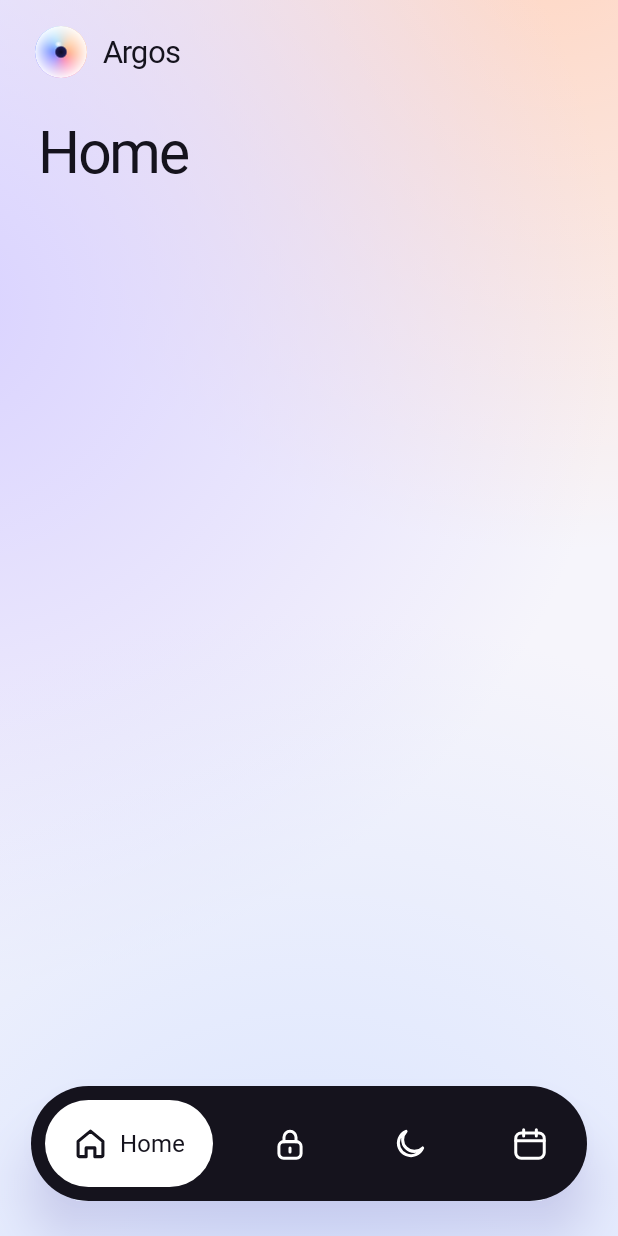
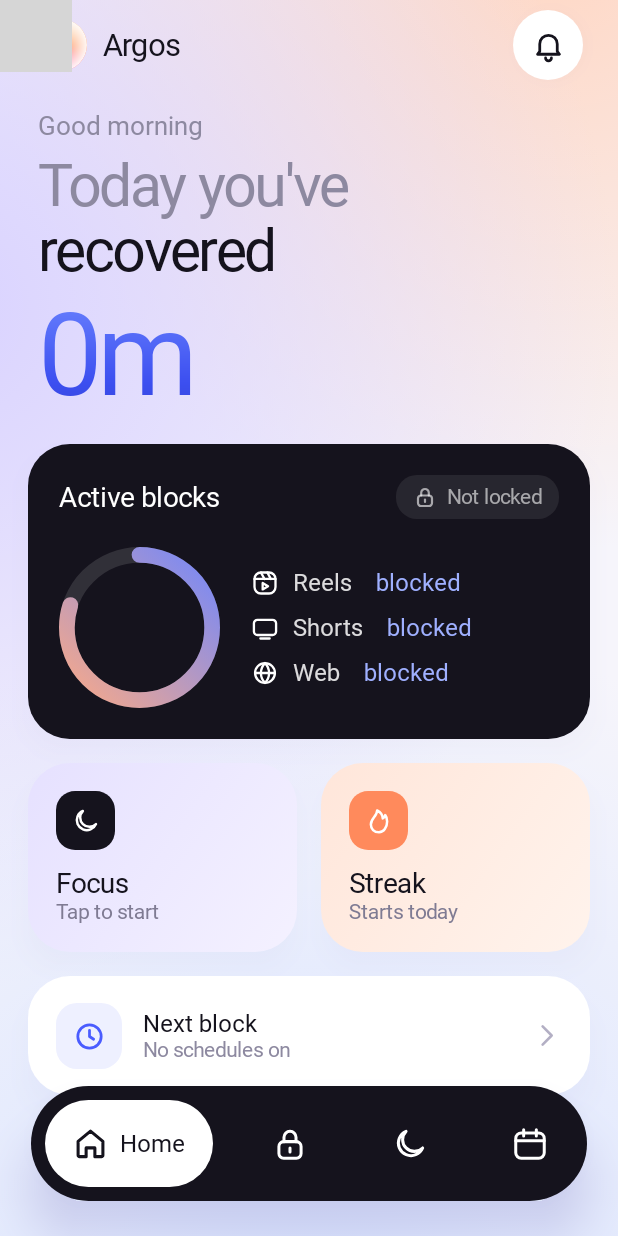
Before and after one commit to iago-df/argos, an Android app built with Jetpack Compose: the screen it shows after launch (MainActivity), on a phone screen of 412 x 824 dp. Run offline under Robolectric (Android 15) with nearby library versions, the phone set to English and light mode, and no system bars; Roboto replaces fonts that are not available here; 1 statement that could not run was skipped; grey boxes are pictures that could not be loaded.

Commit message:
home screen like the video

```diff
--- a/app/src/main/java/com/iagodf/argos/MainActivity.kt
+++ b/app/src/main/java/com/iagodf/argos/MainActivity.kt
@@ -1,16 +1,27 @@
 package com.iagodf.argos
 
+import android.app.Application
 import android.os.Bundle
 import androidx.activity.ComponentActivity
 import androidx.activity.SystemBarStyle
+import androidx.activity.compose.BackHandler
 import androidx.activity.compose.setContent
 import androidx.activity.enableEdgeToEdge
+import androidx.compose.animation.AnimatedContent
+import androidx.compose.animation.core.tween
+import androidx.compose.animation.fadeIn
+import androidx.compose.animation.fadeOut
+import androidx.compose.animation.togetherWith
 import androidx.compose.foundation.layout.Box
 import androidx.compose.foundation.layout.Column
+import androidx.compose.foundation.layout.Spacer
 import androidx.compose.foundation.layout.fillMaxSize
+import androidx.compose.foundation.layout.height
 import androidx.compose.foundation.layout.navigationBarsPadding
 import androidx.compose.foundation.layout.padding
 import androidx.compose.foundation.layout.statusBarsPadding
+import androidx.compose.foundation.rememberScrollState
+import androidx.compose.foundation.verticalScroll
 import androidx.compose.runtime.Composable
 import androidx.compose.runtime.CompositionLocalProvider
 import androidx.compose.runtime.getValue
@@ -23,15 +34,29 @@ import androidx.compose.ui.Modifier
 import androidx.compose.ui.graphics.toArgb
 import androidx.compose.ui.platform.LocalConfiguration
 import androidx.compose.ui.platform.LocalDensity
+import com.iagodf.argos.data.Lang
+import com.iagodf.argos.data.Store
+import com.iagodf.argos.data.tr
 import com.iagodf.argos.ui.AgBackground
 import com.iagodf.argos.ui.C
+import com.iagodf.argos.ui.CircleButton
 import com.iagodf.argos.ui.Header
+import com.iagodf.argos.ui.Ic
 import com.iagodf.argos.ui.LocalU
 import com.iagodf.argos.ui.NavBar
 import com.iagodf.argos.ui.Tab
-import com.iagodf.argos.ui.Title
 import com.iagodf.argos.ui.U
+import com.iagodf.argos.ui.home.ActivitySheet
+import com.iagodf.argos.ui.home.HomeScreen
 import com.iagodf.argos.ui.u
+
+class ArgosApp : Application() {
+    override fun onCreate() {
+        super.onCreate()
+        Lang.load(this)
+        Store.init(this)
+    }
+}
 
 class MainActivity : ComponentActivity() {
     override fun onCreate(savedInstanceState: Bundle?) {
@@ -47,15 +72,46 @@ class MainActivity : ComponentActivity() {
     }
 }
 
+/** screens that open on top of a tab and keep its nav item */
+enum class Sub { None, Friction, Lock }
+
+fun tabLabel(t: Tab) = when (t) {
+    Tab.Home -> tr("Inicio", "Home")
+    Tab.Blocks -> tr("Bloqueos", "Blocks")
+    Tab.Focus -> "Focus"
+    Tab.Schedules -> tr("Horarios", "Schedules")
+}
+
 @Composable
 fun App() {
+    Lang.en
     var tab by rememberSaveable { mutableStateOf(Tab.Home) }
+    var sub by rememberSaveable { mutableStateOf(Sub.None) }
+    var activity by rememberSaveable { mutableStateOf(false) }
+    if (sub != Sub.None) BackHandler { sub = Sub.None }
+    else if (tab != Tab.Home) BackHandler { tab = Tab.Home }
+
     Box(Modifier.fillMaxSize()) {
         AgBackground()
-        Column(Modifier.statusBarsPadding().padding(top = 10.u)) {
-            Header()
-            Title(null, tab.name, Modifier.padding(top = 18.u))
+        AnimatedContent(tab to sub, transitionSpec = { fadeIn(tween(220)) togetherWith fadeOut(tween(160)) }, label = "screen") { (t, s) ->
+            Column(Modifier.fillMaxSize().verticalScroll(rememberScrollState()).statusBarsPadding().padding(top = 6.u)) {
+                val back = if (s != Sub.None) ({ sub = Sub.None }) else null
+                Header(onBack = back) {
+                    if (t == Tab.Home && s == Sub.None) CircleButton(Ic.bell, { activity = true }, dot = Store.blockedToday() > 0)
+                }
+                Spacer(Modifier.height(18.u))
+                when {
+                    t == Tab.Home -> HomeScreen(
+                        openFocus = { tab = Tab.Focus }, openSchedules = { tab = Tab.Schedules }, openLock = { sub = Sub.Lock },
+                    )
+                    else -> Unit
+                }
+                Spacer(Modifier.navigationBarsPadding().height(120.u))
+            }
         }
-        NavBar(tab, { it.name }, Modifier.align(Alignment.BottomCenter).navigationBarsPadding().padding(bottom = 20.u)) { tab = it }
+        NavBar(tab, ::tabLabel, Modifier.align(Alignment.BottomCenter).navigationBarsPadding().padding(bottom = 20.u)) {
+            tab = it; sub = Sub.None
+        }
+        ActivitySheet(activity) { activity = false }
     }
 }
--- a/app/src/main/java/com/iagodf/argos/ui/Kit.kt
+++ b/app/src/main/java/com/iagodf/argos/ui/Kit.kt
@@ -236,14 +236,21 @@ fun Header(title: String = "Argos", modifier: Modifier = Modifier, onBack: (() -
     }
 }
 
-/** big title of each screen: a light word and a bold word ("Focus mode") */
+/** big title of each screen: a light part and a bold part ("Focus mode"), wraps by words */
 @Composable
-fun Title(light: String?, bold: String, modifier: Modifier = Modifier, lightFirst: Boolean = true) {
-    Row(modifier.padding(horizontal = 22.u)) {
-        if (light != null && lightFirst) T("$light ", 34, 300, C.Muted, ls = -.04f)
-        T(bold, 34, 700, ls = -.04f)
-        if (light != null && !lightFirst) T(" $light", 34, 300, C.Muted, ls = -.04f)
+fun Title(light: String?, bold: String, modifier: Modifier = Modifier, lightFirst: Boolean = true, size: Number = 34) {
+    val sz = size.us
+    val text = androidx.compose.ui.text.buildAnnotatedString {
+        val l = androidx.compose.ui.text.SpanStyle(color = C.Muted, fontWeight = FontWeight(300))
+        val b = androidx.compose.ui.text.SpanStyle(color = C.Ink, fontWeight = FontWeight(700))
+        if (light != null && lightFirst) { pushStyle(l); append("$light "); pop() }
+        pushStyle(b); append(bold); pop()
+        if (light != null && !lightFirst) { pushStyle(l); append(" $light"); pop() }
     }
+    BasicText(
+        text, modifier.padding(horizontal = 22.u),
+        style = TextStyle(fontFamily = Inter, fontSize = sz, letterSpacing = sz * -.04f, lineHeight = sz * 1.08f),
+    )
 }
 
 @Composable
--- /dev/null
+++ b/app/src/main/java/com/iagodf/argos/ui/home/HomeScreen.kt
@@ -0,0 +1,157 @@
+package com.iagodf.argos.ui.home
+
+import androidx.compose.foundation.layout.Arrangement
+import androidx.compose.foundation.layout.Column
+import androidx.compose.foundation.layout.Row
+import androidx.compose.foundation.layout.Spacer
+import androidx.compose.foundation.layout.fillMaxWidth
+import androidx.compose.foundation.layout.height
+import androidx.compose.foundation.layout.heightIn
+import androidx.compose.foundation.layout.padding
+import androidx.compose.foundation.layout.width
+import androidx.compose.runtime.Composable
+import androidx.compose.runtime.LaunchedEffect
+import androidx.compose.runtime.getValue
+import androidx.compose.runtime.mutableIntStateOf
+import androidx.compose.runtime.remember
+import androidx.compose.runtime.setValue
+import androidx.compose.ui.Alignment
+import androidx.compose.ui.Modifier
+import androidx.compose.ui.graphics.Brush
+import androidx.compose.ui.graphics.Color
+import androidx.compose.ui.platform.LocalContext
+import com.iagodf.argos.data.Policy
+import com.iagodf.argos.data.Store
+import com.iagodf.argos.data.Usage
+import com.iagodf.argos.data.fmtMinutes
+import com.iagodf.argos.data.tr
+import com.iagodf.argos.ui.C
+import com.iagodf.argos.ui.Card
+import com.iagodf.argos.ui.Gap
+import com.iagodf.argos.ui.Ic
+import com.iagodf.argos.ui.Icon
+import com.iagodf.argos.ui.IconData
+import com.iagodf.argos.ui.Pill
+import com.iagodf.argos.ui.Ring
+import com.iagodf.argos.ui.T
+import com.iagodf.argos.ui.Tile
+import com.iagodf.argos.ui.Title
+import com.iagodf.argos.ui.u
+import kotlinx.coroutines.delay
+import java.time.LocalDateTime
+import java.time.LocalTime
+import java.time.format.DateTimeFormatter
+
+fun hhmm(t: LocalTime): String = t.format(DateTimeFormatter.ofPattern("HH:mm"))
+
+fun hhmm(min: Int): String = hhmm(LocalTime.of((min / 60) % 24, min % 60))
+
+@Composable
+fun HomeScreen(openFocus: () -> Unit, openSchedules: () -> Unit, openLock: () -> Unit, top: @Composable () -> Unit = {}) {
+    val ctx = LocalContext.current
+    Store.rev.intValue
+    // refresh once a minute: the time recovered and the schedules move with the clock
+    var tick by remember { mutableIntStateOf(0) }
+    LaunchedEffect(Unit) { while (true) { delay(60_000); tick++ } }
+    tick
+    val pol = Policy.now()
+    val minutes = remember(tick, Store.rev.intValue) { Usage.recoveredMinutes(ctx) }
+
+    Column {
+        top()
+        val greet = when (LocalTime.now().hour) {
+            in 5..11 -> tr("Buenos días", "Good morning")
+            in 12..19 -> tr("Buenas tardes", "Good afternoon")
+            else -> tr("Buenas noches", "Good evening")
+        }
+        T(greet, 15, 500, C.Muted, Modifier.padding(horizontal = 22.u))
+        Title(tr("Hoy has", "Today you've"), tr("recuperado", "recovered"), Modifier.padding(top = 6.u))
+        T(fmtMinutes(minutes), 66, 650, brush = C.blueText, ls = -.05f, lh = 1.1f, modifier = Modifier.padding(start = 22.u, top = 2.u))
+        Gap(12)
+
+        // dark card: what is blocked right now
+        Card(Modifier.padding(horizontal = 16.u).fillMaxWidth(), bg = C.Ink, padding = 18, onClick = openLock) {
+            Row(Modifier.fillMaxWidth(), verticalAlignment = Alignment.CenterVertically) {
+                T(tr("Bloqueos activos", "Active blocks"), 16, 600, Color.White, Modifier.weight(1f))
+                if (Store.committed) Pill(tr("Inquebrantable", "Unbreakable"), Color.White.copy(alpha = .12f), Color.White, Ic.shield, C.BlueSoft)
+                else Pill(tr("Sin candado", "Not locked"), Color.White.copy(alpha = .08f), Color.White.copy(alpha = .6f), Ic.lock, Color.White.copy(alpha = .6f))
+            }
+            Row(Modifier.padding(top = 16.u), verticalAlignment = Alignment.CenterVertically, horizontalArrangement = Arrangement.spacedBy(18.u)) {
+                val items = listOf(
+                    Triple(Ic.reels, "Reels", pol.reels),
+                    Triple(Ic.tv, "Shorts", pol.shorts),
+                    Triple(Ic.globe, tr("Webs", "Web"), pol.web),
+                )
+                val share = (items.count { it.third } + (if (pol.explore) 1 else 0) + (if (pol.focus) 1 else 0)) / 5f
+                Ring(share.coerceAtLeast(.04f), 92, 9, Color.White.copy(alpha = .12f), C.peachBlue)
+                Column {
+                    items.forEach { (icon, label, on) -> BlockLine(icon, label, on) }
+                }
+            }
+        }
+        Gap(14)
+
+        Row(Modifier.padding(horizontal = 16.u), horizontalArrangement = Arrangement.spacedBy(14.u)) {
+            val focusText = when {
+                pol.focusUntil > 0 -> tr("Hasta las ", "Until ") + hhmm(java.time.Instant.ofEpochMilli(pol.focusUntil).atZone(java.time.ZoneId.systemDefault()).toLocalTime())
+                pol.focus && pol.bySchedule != null -> "${hhmm(pol.bySchedule.start)} – ${hhmm(pol.bySchedule.end)}"
+                else -> Store.schedules().firstOrNull { it.on && it.kind == com.iagodf.argos.data.Kind.Focus }
+                    ?.let { "${hhmm(it.start)} – ${hhmm(it.end)}" }
+                    ?: tr("Toca para empezar", "Tap to start")
+            }
+            SmallCard(
+                Modifier.weight(1f), Brush.linearGradient(listOf(Color(0xFFE6E1FF), Color(0xFFF4F1FF))),
+                Ic.moon, C.Ink, if (pol.focus) tr("Focus activo", "Focus on") else "Focus", focusText, openFocus,
+            )
+            val d = Store.streakDays()
+            SmallCard(
+                Modifier.weight(1f), Brush.linearGradient(listOf(Color(0xFFFFE6DA), Color(0xFFFFF3EC))),
+                Ic.flame, Color(0xFFFF8A5C), tr("Racha", "Streak"),
+                when (d) {
+                    0 -> tr("Empieza hoy", "Starts today")
+                    1 -> tr("1 día sin reels", "1 day without reels")
+                    else -> tr("$d días sin reels", "$d days without reels")
+                }, openSchedules,
+            )
+        }
+        Gap(14)
+
+        val next = Policy.next()
+        Card(Modifier.padding(horizontal = 16.u).fillMaxWidth().height(68.u), padding = 0, onClick = openSchedules) {
+            Row(Modifier.fillMaxWidth().height(68.u).padding(horizontal = 16.u), verticalAlignment = Alignment.CenterVertically) {
+                Tile(Ic.clock, C.BlueTint, tint = C.Blue)
+                Spacer(Modifier.width(12.u))
+                Column(Modifier.weight(1f)) {
+                    T(tr("Próximo bloqueo", "Next block"), 14, 600)
+                    T(
+                        next?.let { (s, at) ->
+                            val day = if (at.toLocalDate() == LocalDateTime.now().toLocalDate()) "" else at.dayOfWeek
+                                .getDisplayName(java.time.format.TextStyle.SHORT, com.iagodf.argos.data.Lang.locale) + " "
+                            "${s.name} · $day${hhmm(at.toLocalTime())}"
+                        } ?: tr("Sin horarios activos", "No schedules on"),
+                        12, 400, C.Muted, lines = 1,
+                    )
+                }
+                Icon(Ic.chev, 18, C.Chev, 2f)
+            }
+        }
+    }
+}
+
+@Composable
+private fun BlockLine(icon: IconData, label: String, on: Boolean) {
+    Row(Modifier.height(26.u), verticalAlignment = Alignment.CenterVertically, horizontalArrangement = Arrangement.spacedBy(8.u)) {
+        Icon(icon, 16, Color.White, 2f)
+        T(label, 14, 500, Color.White.copy(alpha = .85f))
+        T(if (on) tr("bloqueado", "blocked") else tr("permitido", "allowed"), 14, 500, if (on) C.BlueSoft else Color.White.copy(alpha = .4f), Modifier.padding(start = 6.u))
+    }
+}
+
+@Composable
+private fun SmallCard(modifier: Modifier, brush: Brush, icon: IconData, tile: Color, title: String, sub: String, onClick: () -> Unit) {
+    Card(modifier.heightIn(min = 104.u), brush = brush, onClick = onClick) {
+        Tile(icon, tile, size = 34, radius = 11, iconSize = 17)
+        T(title, 16, 650, modifier = Modifier.padding(top = 10.u), lines = 1)
+        T(sub, 12, 400, C.Soft, lines = 1)
+    }
+}
```
